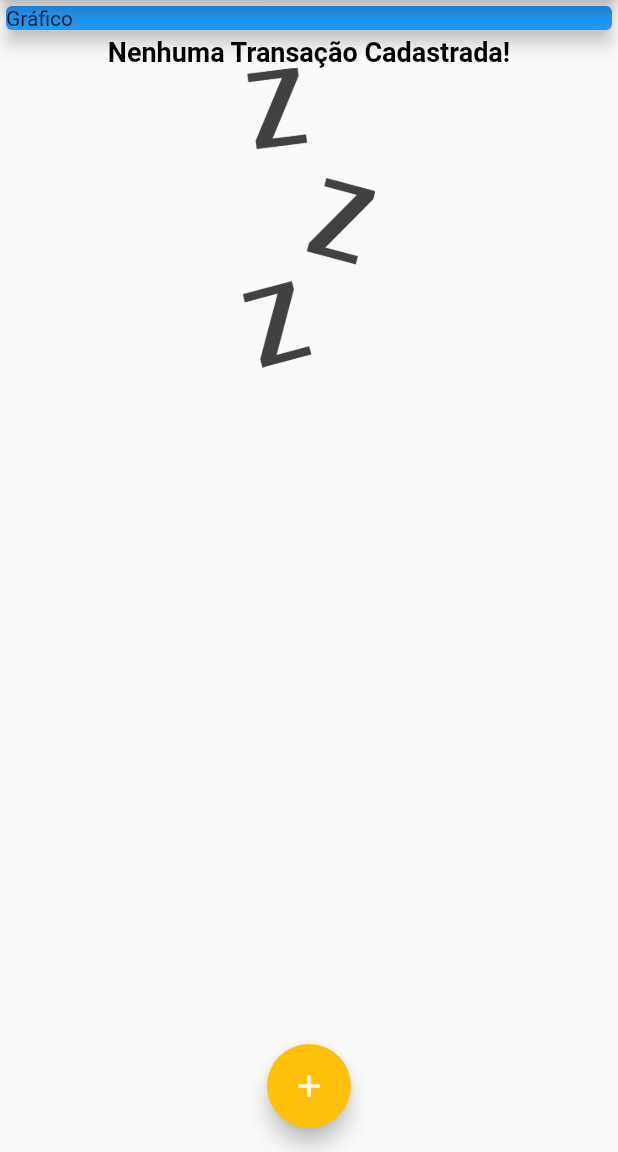
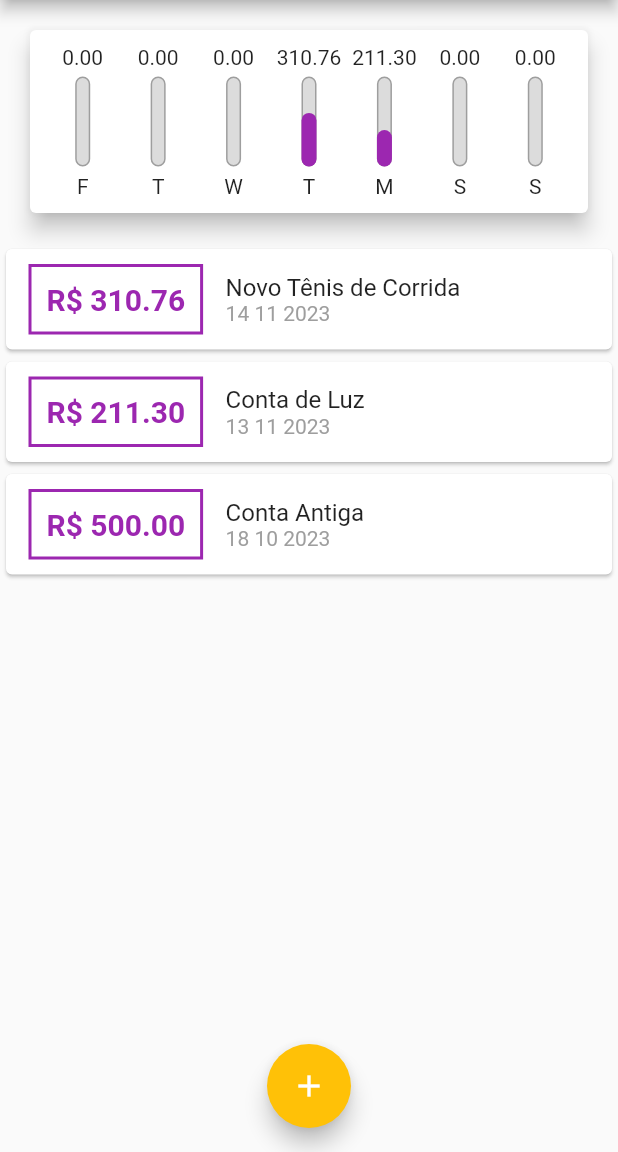
Before and after one commit to heitorleonny/expenses, a Flutter app: the screen it shows after launch, on a phone screen of 412 x 824 dp, the part 84-1236 px from its top. Run offline on Flutter 3.47's test engine with Material 2 defaults, Android fonts, the phone set to English and light mode, and no system bars; Roboto replaces fonts that are missing (OpenSans).

Commit message:
add char_bat

```diff
--- /dev/null
+++ b/lib/components/chart.dart
@@ -0,0 +1,68 @@
+import 'package:expenses/components/chart_bar.dart';
+import 'package:expenses/models/transaction.dart';
+import 'package:flutter/material.dart';
+import 'package:intl/intl.dart';
+
+class Chart extends StatelessWidget {
+
+
+  final List<Transaction> recentTransactions;
+
+  Chart(this.recentTransactions);
+
+  List<Map<String, Object>> get groupedTransactions{
+    return List.generate(7, (index) {
+      final weekDay = DateTime.now().subtract(Duration(days: index),
+      );
+
+      double totalSum = 0.0;
+      for(var i = 0; i< recentTransactions.length; i++){
+        bool sameDay = recentTransactions[i].date.day == weekDay.day;
+        bool sameMonth = recentTransactions[i].date.month == weekDay.month;
+        bool sameYear = recentTransactions[i].date.year == weekDay.year;
+
+      if(sameDay && sameMonth && sameYear){
+        totalSum += recentTransactions[i].value;
+      }
+
+      }
+
+      return {
+        'day': DateFormat.E().format(weekDay)[0],
+       'value': totalSum,
+
+       };
+    });
+  }
+
+
+  double get _weekTotalValue{
+    return groupedTransactions.fold(0.0, (sum, tr) {
+      return sum + (tr['value'] as double);
+    });
+  }
+
+  @override
+  Widget build(BuildContext context) {
+
+    return Card(
+      elevation: 6,
+      margin: EdgeInsets.all(20),
+      child: Padding(
+        padding: const EdgeInsets.all(10),
+        child: Row(
+          mainAxisAlignment: MainAxisAlignment.spaceAround,
+          children: groupedTransactions.map((tr){
+            return Flexible(
+              fit: FlexFit.tight,
+              child: ChartBar(
+              label: tr['day'].toString(),
+               value: tr['value'] as double,
+              percentage: (tr['value'] as double) / _weekTotalValue),
+            );
+          }).toList(),
+        ),
+      ),
+    );
+  }
+}
--- /dev/null
+++ b/lib/components/chart_bar.dart
@@ -0,0 +1,54 @@
+import 'package:flutter/material.dart';
+
+class ChartBar extends StatelessWidget {
+  final String label;
+  final double value;
+  final double percentage;
+
+  ChartBar({
+    required this.label,
+    required this.value,
+    required this.percentage,
+  });
+
+  @override
+  Widget build(BuildContext context) {
+    return Column(
+      children: <Widget>[
+        FittedBox(
+        child: Text('${value.toStringAsFixed(2)}')),
+        SizedBox(height: 5,),
+        Container(
+          height: 60,
+          width: 10,
+          child: Stack(
+            alignment: Alignment.bottomCenter,
+            children: <Widget>[
+              Container(
+                decoration: BoxDecoration(
+                  border: Border.all(
+                    color: Colors.grey,
+                    width: 1.0,
+                  ),
+                  color: Color.fromRGBO(220, 220, 220, 1),
+                  borderRadius: BorderRadius.circular(5),
+                ),
+              ),
+              FractionallySizedBox(
+                heightFactor: percentage,
+                child: Container(
+                  decoration: BoxDecoration(
+                    color: Theme.of(context).colorScheme.primary,
+                    borderRadius: BorderRadius.circular(5),
+                  ),
+                ),
+              )
+            ],
+          ),
+        ),
+        SizedBox(height: 5,),
+        Text(label)
+      ],
+    );
+  }
+}
--- a/lib/main.dart
+++ b/lib/main.dart
@@ -1,3 +1,4 @@
+import 'package:expenses/components/chart.dart';
 import 'package:expenses/components/transaction_form.dart';
 import 'package:expenses/components/transaction_list.dart';
 import 'package:flutter/material.dart';
@@ -51,20 +52,36 @@ class MyHomePage extends StatefulWidget {
 }
 
 class _MyHomePageState extends State<MyHomePage> {
-  final List<Transaction> _transactions = [];
-  //   Transaction(
-  //     id: 't1',
-  //     title: 'Novo Tênis de Corrida',
-  //     value: 310.76,
-  //     date: DateTime.now(),
-  //   ),
-  //   Transaction(
-  //     id: 't2',
-  //     title: 'Conta de Luz',
-  //     value: 211.30,
-  //     date: DateTime.now(),
-  //   ),
-  // ];
+  final List<Transaction> _transactions = [
+    Transaction(
+      id: 't1',
+      title: 'Novo Tênis de Corrida',
+      value: 310.76,
+      date: DateTime.now().subtract(Duration(days: 3)),
+    ),
+    Transaction(
+      id: 't2',
+      title: 'Conta de Luz',
+      value: 211.30,
+      date: DateTime.now().subtract(Duration(days: 4)),
+    ),
+    Transaction(
+      id: 't3',
+      title: 'Conta Antiga',
+      value: 500,
+      date: DateTime.now().subtract(Duration(days: 30)),
+    ),
+  ];
+
+
+  List<Transaction> get _recentTransactions {
+    return _transactions.where((tr){
+      return tr.date.isAfter(DateTime.now().subtract(
+        Duration(days: 7),
+
+      ));
+    }).toList();
+  }
 
    _addTransaction(String title, double value){
     final newTransaction = Transaction(
@@ -109,13 +126,7 @@ class _MyHomePageState extends State<MyHomePage> {
         child: Column(
           crossAxisAlignment: CrossAxisAlignment.stretch,
           children: <Widget>[
-            Container(
-              child: Card(
-                color: Colors.blue,
-                child: Text('Gráfico'),
-                elevation: 5,
-              ),
-            ),
+            Chart(_recentTransactions),
             TransactionList(_transactions),
           ],
         ),
```
